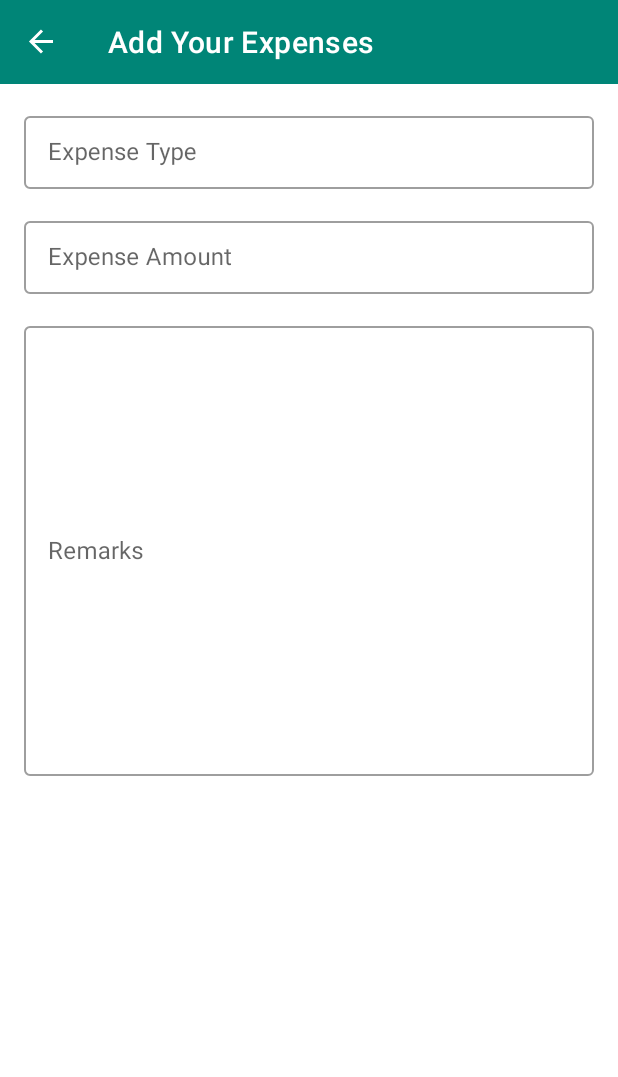
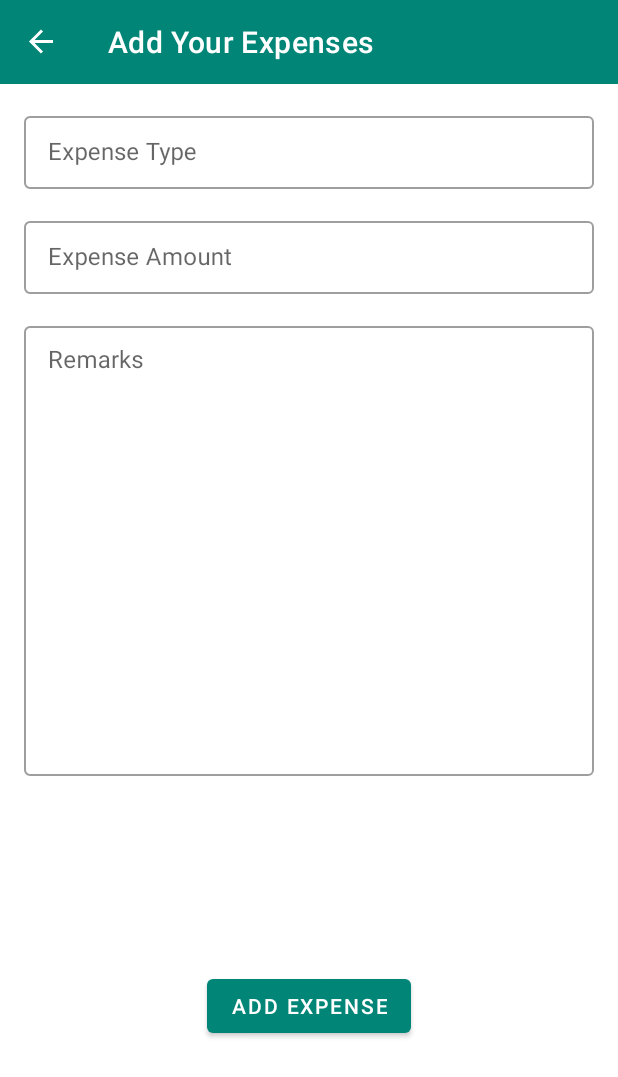
Before and after one commit to raghunandankavi2010/ExpenseTracker, an Android app: the screen it shows after launch (MainActivity), after a tap on an icon or button, on a phone screen of 412 x 824 dp. Shown: the top 1077 px of the screen. Run offline under Robolectric (Android 15) with nearby library versions, the phone set to English and light mode, and no system bars; our stand-ins replace Dagger/Hilt's generated code, navigation-ui.

```diff
--- a/app/src/main/AndroidManifest.xml
+++ b/app/src/main/AndroidManifest.xml
@@ -4,13 +4,14 @@
     package="me.raghu.expensetracker">
 
     <application
+        android:name=".ExpenseApp"
         android:allowBackup="true"
         android:icon="@mipmap/ic_launcher"
         android:label="@string/app_name"
         android:roundIcon="@mipmap/ic_launcher_round"
         android:supportsRtl="true"
         android:theme="@style/AppTheme"
-        tools:ignore="GoogleAppIndexingWarning">
+        tools:ignore="AllowBackup,GoogleAppIndexingWarning">
         <activity android:name="me.raghu.expensetracker.ui.MainActivity">
             <intent-filter>
                 <action android:name="android.intent.action.MAIN" />
@@ -18,7 +19,6 @@
                 <category android:name="android.intent.category.LAUNCHER" />
             </intent-filter>
         </activity>
-        <activity android:name=".ui.ExpenseInputActivity" />
     </application>
 
 </manifest>
--- /dev/null
+++ b/app/src/main/java/me/raghu/expensetracker/ExpenseApp.kt
@@ -0,0 +1,26 @@
+package me.raghu.expensetracker
+
+import android.app.Application
+import dagger.android.AndroidInjector
+import dagger.android.DispatchingAndroidInjector
+import dagger.android.HasAndroidInjector
+import me.raghu.expensetracker.di.DaggerAppComponent
+import javax.inject.Inject
+
+
+class ExpenseApp :Application(), HasAndroidInjector {
+    @Inject
+    lateinit var dispatchingAndroidInjector: DispatchingAndroidInjector<Any>
+
+    override fun onCreate() {
+        super.onCreate()
+        DaggerAppComponent.builder()
+            .application(this)
+            .build()
+            .inject(this)
+    }
+
+    override fun androidInjector(): AndroidInjector<Any> {
+        return dispatchingAndroidInjector
+    }
+}
--- a/app/src/main/java/me/raghu/expensetracker/ui/ExpenseFragment.kt
+++ b/app/src/main/java/me/raghu/expensetracker/ui/ExpenseFragment.kt
@@ -1,16 +1,21 @@
 package me.raghu.expensetracker.ui
 
-import androidx.lifecycle.ViewModelProviders
+import android.app.Activity
+import android.content.Context
 import android.os.Bundle
-import androidx.fragment.app.Fragment
 import android.view.LayoutInflater
 import android.view.View
 import android.view.ViewGroup
+import androidx.fragment.app.Fragment
+import androidx.fragment.app.viewModels
+import androidx.lifecycle.ViewModelProvider
+import androidx.lifecycle.ViewModelProviders
 import androidx.navigation.findNavController
-import androidx.navigation.fragment.NavHostFragment.findNavController
+import dagger.android.support.AndroidSupportInjection
 import kotlinx.android.synthetic.main.expense_fragment.*
+import me.raghu.expensetracker.R
+import javax.inject.Inject
 
-import me.raghu.expensetracker.R
 
 class ExpenseFragment : Fragment() {
 
@@ -20,6 +25,18 @@ class ExpenseFragment : Fragment() {
 
     private lateinit var viewModel: ExpenseViewModel
 
+    val searchViewModel: ExpenseViewModel by viewModels {
+        viewModelFactory
+    }
+
+
+    @Inject
+    lateinit var viewModelFactory: ViewModelProvider.Factory
+
+    override fun onAttach(context: Context) {
+        AndroidSupportInjection.inject(this)
+        super.onAttach(context)
+    }
     override fun onCreateView(
         inflater: LayoutInflater, container: ViewGroup?,
         savedInstanceState: Bundle?
--- a/app/src/main/java/me/raghu/expensetracker/ui/ExpenseInputViewModel.kt
+++ b/app/src/main/java/me/raghu/expensetracker/ui/ExpenseInputViewModel.kt
@@ -3,5 +3,5 @@ package me.raghu.expensetracker.ui
 import androidx.lifecycle.ViewModel
 
 class ExpenseInputViewModel : ViewModel() {
-    // TODO: Implement the ViewModel
+
 }
--- a/app/src/main/java/me/raghu/expensetracker/ui/ExpenseViewModel.kt
+++ b/app/src/main/java/me/raghu/expensetracker/ui/ExpenseViewModel.kt
@@ -3,5 +3,5 @@ package me.raghu.expensetracker.ui
 import androidx.lifecycle.ViewModel
 
 class ExpenseViewModel : ViewModel() {
-    // TODO: Implement the ViewModel
+
 }
--- a/app/src/main/java/me/raghu/expensetracker/ui/MainActivity.kt
+++ b/app/src/main/java/me/raghu/expensetracker/ui/MainActivity.kt
@@ -5,13 +5,22 @@ import androidx.appcompat.app.AppCompatActivity
 import androidx.navigation.findNavController
 import androidx.navigation.ui.AppBarConfiguration
 import androidx.navigation.ui.setupWithNavController
+import dagger.android.AndroidInjection
+import dagger.android.AndroidInjector
+import dagger.android.DispatchingAndroidInjector
+import dagger.android.HasAndroidInjector
 import kotlinx.android.synthetic.main.toolbar.*
+import me.raghu.expensetracker.R
+import javax.inject.Inject
 
-import me.raghu.expensetracker.R
 
-class MainActivity : AppCompatActivity() {
+class MainActivity : AppCompatActivity(), HasAndroidInjector {
+
+    @Inject
+    lateinit  var androidInjector: DispatchingAndroidInjector<Any?>
 
     override fun onCreate(savedInstanceState: Bundle?) {
+        AndroidInjection.inject(this)
         super.onCreate(savedInstanceState)
         setContentView(R.layout.activity_main)
         val navController = findNavController(R.id.nav_host_fragment)
@@ -23,4 +32,7 @@ class MainActivity : AppCompatActivity() {
         }
     }
 
+    override fun androidInjector(): DispatchingAndroidInjector<Any?> {
+        return androidInjector
+    }
 }
--- a/app/src/main/res/layout/expense_input_fragment.xml
+++ b/app/src/main/res/layout/expense_input_fragment.xml
@@ -1,6 +1,7 @@
 <?xml version="1.0" encoding="utf-8"?>
 <androidx.coordinatorlayout.widget.CoordinatorLayout xmlns:android="http://schemas.android.com/apk/res/android"
     xmlns:app="http://schemas.android.com/apk/res-auto"
+    xmlns:tools="http://schemas.android.com/tools"
     android:layout_width="match_parent"
     android:layout_height="match_parent"
     android:fitsSystemWindows="true">
@@ -59,6 +60,7 @@
 
         <com.google.android.material.textfield.TextInputLayout
             android:id="@+id/remarks"
+            android:gravity="top|start"
             style="@style/Widget.MaterialComponents.TextInputLayout.OutlinedBox.Dense"
             android:layout_width="match_parent"
             android:layout_height="wrap_content"
@@ -74,12 +76,23 @@
 
             <com.google.android.material.textfield.TextInputEditText
                 android:id="@+id/rm"
+                android:gravity="top|start"
                 android:layout_width="match_parent"
                 android:layout_height="300dp"
                 android:inputType="text" />
 
         </com.google.android.material.textfield.TextInputLayout>
 
+        <Button
+            android:id="@+id/addExpenses"
+            android:layout_width="wrap_content"
+            android:layout_height="wrap_content"
+            android:text="@string/add_expense"
+            app:layout_constraintBottom_toBottomOf="parent"
+            app:layout_constraintEnd_toEndOf="parent"
+            app:layout_constraintStart_toStartOf="parent"
+            app:layout_constraintTop_toBottomOf="@+id/remarks" />
+
 
     </androidx.constraintlayout.widget.ConstraintLayout>
 </androidx.coordinatorlayout.widget.CoordinatorLayout>
--- a/app/src/main/res/values/strings.xml
+++ b/app/src/main/res/values/strings.xml
@@ -4,4 +4,5 @@
     <string name="hint_expense_type">Expense Type</string>
     <string name="hint_expense_amt">Expense Amount</string>
     <string name="hint_expense_remarks">Remarks</string>
+    <string name="add_expense">Add Expense</string>
 </resources>
```
Also changed, not shown: app/build.gradle (+5 -3 lines), app/src/main/java/me/raghu/expensetracker/db/ExpenseDao.kt (added, +17 -0 lines), app/src/main/java/me/raghu/expensetracker/di/AppComponent.kt (added, +26 -0 lines), app/src/main/java/me/raghu/expensetracker/di/AppModule.kt (added, +28 -0 lines), app/src/main/java/me/raghu/expensetracker/viewmodel/ExpenseTrackerViewModelFactory.kt (added, +26 -0 lines).
